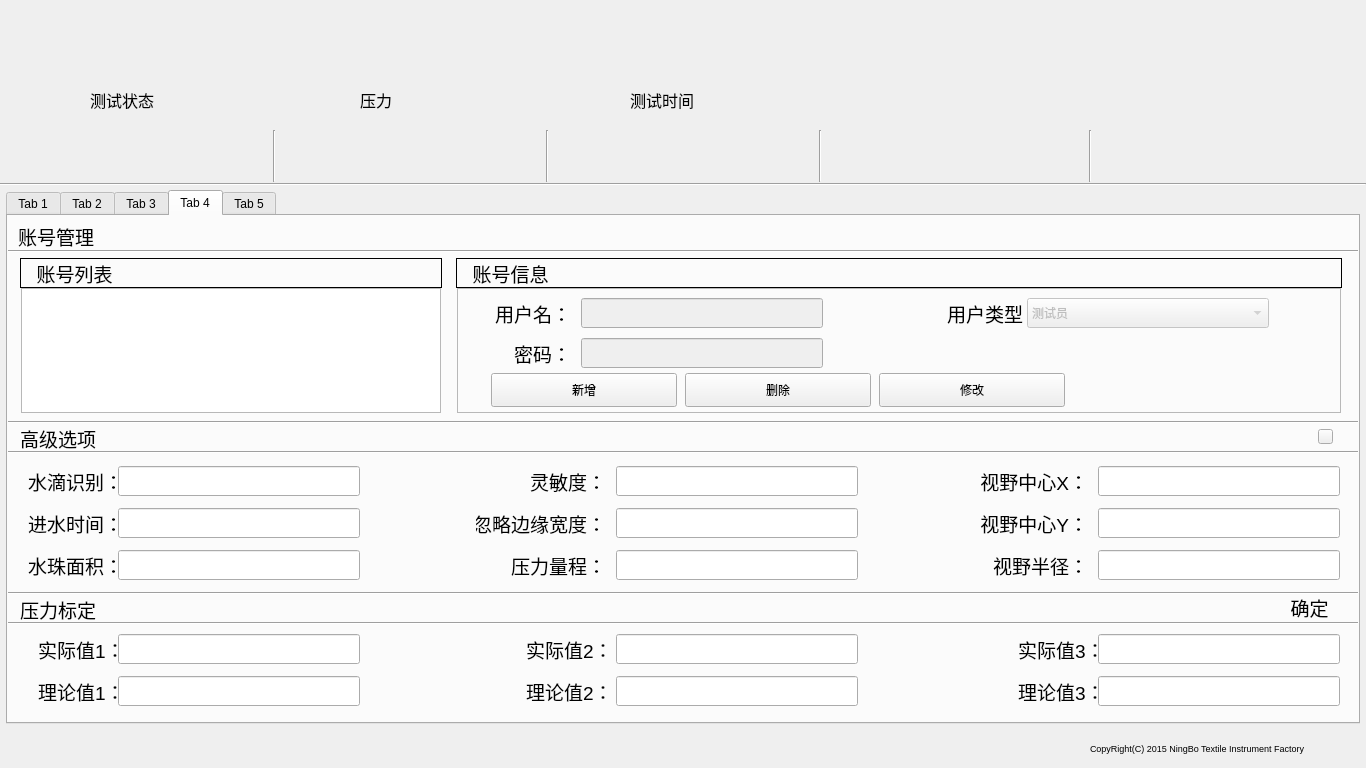
The window that widget.ui (yiyidijiyi/HydroTester_GUI) describes before a commit, drawn with Qt 5.
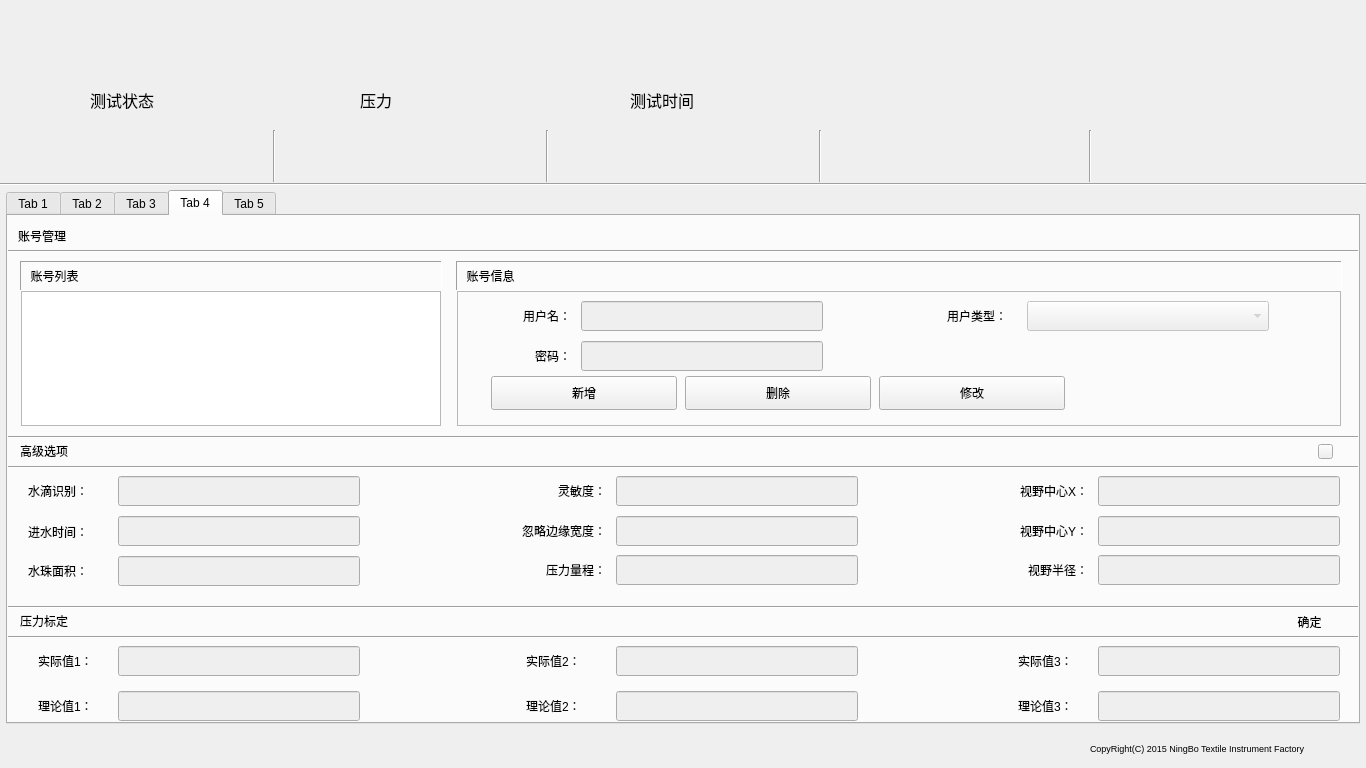
The same window after the commit. The open tabs and pages were chosen to show the change. Icons and pictures are not drawn.

Diff of the .ui file:
```diff
--- a/widget.ui
+++ b/widget.ui
@@ -1776,7 +1776,7 @@
      </property>
      <property name="font">
       <font>
-       <pointsize>14</pointsize>
+       <pointsize>9</pointsize>
       </font>
      </property>
      <property name="text">
@@ -1800,18 +1800,21 @@
      <property name="geometry">
       <rect>
        <x>12</x>
-       <y>42</y>
+       <y>45</y>
        <width>422</width>
        <height>30</height>
       </rect>
      </property>
      <property name="font">
       <font>
-       <pointsize>14</pointsize>
+       <pointsize>9</pointsize>
       </font>
      </property>
      <property name="frameShape">
-      <enum>QFrame::Box</enum>
+      <enum>QFrame::Panel</enum>
+     </property>
+     <property name="frameShadow">
+      <enum>QFrame::Sunken</enum>
      </property>
      <property name="text">
       <string>  账号列表</string>
@@ -1821,7 +1824,7 @@
      <property name="geometry">
       <rect>
        <x>448</x>
-       <y>42</y>
+       <y>45</y>
        <width>886</width>
        <height>30</height>
       </rect>
@@ -1840,11 +1843,14 @@
      </property>
      <property name="font">
       <font>
-       <pointsize>14</pointsize>
+       <pointsize>9</pointsize>
       </font>
      </property>
      <property name="frameShape">
-      <enum>QFrame::Box</enum>
+      <enum>QFrame::Panel</enum>
+     </property>
+     <property name="frameShadow">
+      <enum>QFrame::Sunken</enum>
      </property>
      <property name="lineWidth">
       <number>1</number>
@@ -1857,9 +1863,9 @@
      <property name="geometry">
       <rect>
        <x>13</x>
-       <y>72</y>
+       <y>75</y>
        <width>420</width>
-       <height>125</height>
+       <height>135</height>
       </rect>
      </property>
      <property name="frameShape">
@@ -1873,9 +1879,9 @@
      <property name="geometry">
       <rect>
        <x>449</x>
-       <y>72</y>
+       <y>75</y>
        <width>884</width>
-       <height>125</height>
+       <height>135</height>
       </rect>
      </property>
      <property name="frameShape">
@@ -1895,7 +1901,7 @@
       </property>
       <property name="font">
        <font>
-        <pointsize>14</pointsize>
+        <pointsize>9</pointsize>
        </font>
       </property>
       <property name="text">
@@ -1916,7 +1922,7 @@
       </property>
       <property name="font">
        <font>
-        <pointsize>14</pointsize>
+        <pointsize>9</pointsize>
        </font>
       </property>
       <property name="text">
@@ -1937,7 +1943,7 @@
       </property>
       <property name="font">
        <font>
-        <pointsize>14</pointsize>
+        <pointsize>9</pointsize>
        </font>
       </property>
       <property name="text">
@@ -2027,28 +2033,13 @@
         <height>0</height>
        </size>
       </property>
-      <item>
-       <property name="text">
-        <string>测试员</string>
-       </property>
-      </item>
-      <item>
-       <property name="text">
-        <string>管理员</string>
-       </property>
-      </item>
-      <item>
-       <property name="text">
-        <string>开发者</string>
-       </property>
-      </item>
      </widget>
     </widget>
     <widget class="Line" name="line_10">
      <property name="geometry">
       <rect>
        <x>0</x>
-       <y>205</y>
+       <y>220</y>
        <width>1354</width>
        <height>3</height>
       </rect>
@@ -2061,7 +2052,7 @@
      <property name="geometry">
       <rect>
        <x>0</x>
-       <y>235</y>
+       <y>250</y>
        <width>1354</width>
        <height>3</height>
       </rect>
@@ -2074,14 +2065,14 @@
      <property name="geometry">
       <rect>
        <x>12</x>
-       <y>207</y>
+       <y>220</y>
        <width>80</width>
        <height>30</height>
       </rect>
      </property>
      <property name="font">
       <font>
-       <pointsize>14</pointsize>
+       <pointsize>9</pointsize>
       </font>
      </property>
      <property name="text">
@@ -2092,14 +2083,14 @@
      <property name="geometry">
       <rect>
        <x>20</x>
-       <y>250</y>
+       <y>260</y>
        <width>90</width>
        <height>30</height>
       </rect>
      </property>
      <property name="font">
       <font>
-       <pointsize>14</pointsize>
+       <pointsize>9</pointsize>
       </font>
      </property>
      <property name="text">
@@ -2110,14 +2101,14 @@
      <property name="geometry">
       <rect>
        <x>20</x>
-       <y>292</y>
+       <y>300</y>
        <width>90</width>
        <height>31</height>
       </rect>
      </property>
      <property name="font">
       <font>
-       <pointsize>14</pointsize>
+       <pointsize>9</pointsize>
       </font>
      </property>
      <property name="text">
@@ -2128,14 +2119,14 @@
      <property name="geometry">
       <rect>
        <x>20</x>
-       <y>334</y>
+       <y>340</y>
        <width>90</width>
        <height>30</height>
       </rect>
      </property>
      <property name="font">
       <font>
-       <pointsize>14</pointsize>
+       <pointsize>9</pointsize>
       </font>
      </property>
      <property name="text">
@@ -2146,14 +2137,14 @@
      <property name="geometry">
       <rect>
        <x>468</x>
-       <y>250</y>
+       <y>260</y>
        <width>130</width>
        <height>30</height>
       </rect>
      </property>
      <property name="font">
       <font>
-       <pointsize>14</pointsize>
+       <pointsize>9</pointsize>
       </font>
      </property>
      <property name="text">
@@ -2167,14 +2158,14 @@
      <property name="geometry">
       <rect>
        <x>468</x>
-       <y>292</y>
+       <y>300</y>
        <width>130</width>
        <height>30</height>
       </rect>
      </property>
      <property name="font">
       <font>
-       <pointsize>14</pointsize>
+       <pointsize>9</pointsize>
       </font>
      </property>
      <property name="text">
@@ -2188,14 +2179,14 @@
      <property name="geometry">
       <rect>
        <x>468</x>
-       <y>334</y>
+       <y>339</y>
        <width>130</width>
        <height>30</height>
       </rect>
      </property>
      <property name="font">
       <font>
-       <pointsize>14</pointsize>
+       <pointsize>9</pointsize>
       </font>
      </property>
      <property name="text">
@@ -2209,14 +2200,14 @@
      <property name="geometry">
       <rect>
        <x>970</x>
-       <y>250</y>
+       <y>260</y>
        <width>110</width>
        <height>30</height>
       </rect>
      </property>
      <property name="font">
       <font>
-       <pointsize>14</pointsize>
+       <pointsize>9</pointsize>
       </font>
      </property>
      <property name="text">
@@ -2230,14 +2221,14 @@
      <property name="geometry">
       <rect>
        <x>970</x>
-       <y>292</y>
+       <y>300</y>
        <width>110</width>
        <height>30</height>
       </rect>
      </property>
      <property name="font">
       <font>
-       <pointsize>14</pointsize>
+       <pointsize>9</pointsize>
       </font>
      </property>
      <property name="text">
@@ -2251,14 +2242,14 @@
      <property name="geometry">
       <rect>
        <x>970</x>
-       <y>334</y>
+       <y>339</y>
        <width>110</width>
        <height>30</height>
       </rect>
      </property>
      <property name="font">
       <font>
-       <pointsize>14</pointsize>
+       <pointsize>9</pointsize>
       </font>
      </property>
      <property name="text">
@@ -2269,90 +2260,117 @@
      </property>
     </widget>
     <widget class="QLineEdit" name="lineEdit_dropRec">
+     <property name="enabled">
+      <bool>false</bool>
+     </property>
      <property name="geometry">
       <rect>
        <x>110</x>
-       <y>250</y>
+       <y>260</y>
        <width>242</width>
        <height>30</height>
       </rect>
      </property>
     </widget>
     <widget class="QLineEdit" name="lineEdit_flowInTime">
+     <property name="enabled">
+      <bool>false</bool>
+     </property>
      <property name="geometry">
       <rect>
        <x>110</x>
-       <y>292</y>
+       <y>300</y>
        <width>242</width>
        <height>30</height>
       </rect>
      </property>
     </widget>
     <widget class="QLineEdit" name="lineEdit_dropArea">
+     <property name="enabled">
+      <bool>false</bool>
+     </property>
      <property name="geometry">
       <rect>
        <x>110</x>
-       <y>334</y>
+       <y>340</y>
        <width>242</width>
        <height>30</height>
       </rect>
      </property>
     </widget>
     <widget class="QLineEdit" name="lineEdit_sensitivity">
+     <property name="enabled">
+      <bool>false</bool>
+     </property>
      <property name="geometry">
       <rect>
        <x>608</x>
-       <y>250</y>
+       <y>260</y>
        <width>242</width>
        <height>30</height>
       </rect>
      </property>
     </widget>
     <widget class="QLineEdit" name="lineEdit_ignoreWidth">
+     <property name="enabled">
+      <bool>false</bool>
+     </property>
      <property name="geometry">
       <rect>
        <x>608</x>
-       <y>292</y>
+       <y>300</y>
        <width>242</width>
        <height>30</height>
       </rect>
      </property>
     </widget>
     <widget class="QLineEdit" name="lineEdit_pressureRange">
+     <property name="enabled">
+      <bool>false</bool>
+     </property>
      <property name="geometry">
       <rect>
        <x>608</x>
-       <y>334</y>
+       <y>339</y>
        <width>242</width>
        <height>30</height>
       </rect>
      </property>
     </widget>
     <widget class="QLineEdit" name="lineEdit_centerX">
+     <property name="enabled">
+      <bool>false</bool>
+     </property>
      <property name="geometry">
       <rect>
        <x>1090</x>
-       <y>250</y>
+       <y>260</y>
        <width>242</width>
        <height>30</height>
       </rect>
      </property>
     </widget>
     <widget class="QLineEdit" name="lineEdit_centerY">
+     <property name="enabled">
+      <bool>false</bool>
+     </property>
      <property name="geometry">
       <rect>
        <x>1090</x>
-       <y>292</y>
+       <y>300</y>
        <width>242</width>
        <height>30</height>
       </rect>
      </property>
     </widget>
     <widget class="QLineEdit" name="lineEdit_r">
+     <property name="enabled">
+      <bool>false</bool>
+     </property>
      <property name="geometry">
       <rect>
        <x>1090</x>
-       <y>334</y>
+       <y>339</y>
        <width>242</width>
        <height>30</height>
       </rect>
@@ -2362,7 +2380,7 @@
      <property name="geometry">
       <rect>
        <x>0</x>
-       <y>376</y>
+       <y>390</y>
        <width>1354</width>
        <height>3</height>
       </rect>
@@ -2375,7 +2393,7 @@
      <property name="geometry">
       <rect>
        <x>0</x>
-       <y>406</y>
+       <y>420</y>
        <width>1354</width>
        <height>3</height>
       </rect>
@@ -2388,14 +2406,14 @@
      <property name="geometry">
       <rect>
        <x>12</x>
-       <y>378</y>
+       <y>390</y>
        <width>80</width>
        <height>30</height>
       </rect>
      </property>
      <property name="font">
       <font>
-       <pointsize>14</pointsize>
+       <pointsize>9</pointsize>
       </font>
      </property>
      <property name="text">
@@ -2406,14 +2424,14 @@
      <property name="geometry">
       <rect>
        <x>1260</x>
-       <y>378</y>
+       <y>392</y>
        <width>83</width>
        <height>27</height>
       </rect>
      </property>
      <property name="font">
       <font>
-       <pointsize>14</pointsize>
+       <pointsize>9</pointsize>
       </font>
      </property>
      <property name="text">
@@ -2427,14 +2445,14 @@
      <property name="geometry">
       <rect>
        <x>30</x>
-       <y>418</y>
+       <y>430</y>
        <width>80</width>
        <height>30</height>
       </rect>
      </property>
      <property name="font">
       <font>
-       <pointsize>14</pointsize>
+       <pointsize>9</pointsize>
       </font>
      </property>
      <property name="text">
@@ -2445,14 +2463,14 @@
      <property name="geometry">
       <rect>
        <x>30</x>
-       <y>460</y>
+       <y>475</y>
        <width>80</width>
        <height>30</height>
       </rect>
      </property>
      <property name="font">
       <font>
-       <pointsize>14</pointsize>
+       <pointsize>9</pointsize>
       </font>
      </property>
      <property name="text">
@@ -2463,14 +2481,14 @@
      <property name="geometry">
       <rect>
        <x>518</x>
-       <y>418</y>
+       <y>430</y>
        <width>80</width>
        <height>30</height>
       </rect>
      </property>
      <property name="font">
       <font>
-       <pointsize>14</pointsize>
+       <pointsize>9</pointsize>
       </font>
      </property>
      <property name="text">
@@ -2481,14 +2499,14 @@
      <property name="geometry">
       <rect>
        <x>1010</x>
-       <y>418</y>
+       <y>430</y>
        <width>80</width>
        <height>30</height>
       </rect>
      </property>
      <property name="font">
       <font>
-       <pointsize>14</pointsize>
+       <pointsize>9</pointsize>
       </font>
      </property>
      <property name="text">
@@ -2499,14 +2517,14 @@
      <property name="geometry">
       <rect>
        <x>518</x>
-       <y>460</y>
+       <y>475</y>
        <width>80</width>
        <height>30</height>
       </rect>
      </property>
      <property name="font">
       <font>
-       <pointsize>14</pointsize>
+       <pointsize>9</pointsize>
       </font>
      </property>
      <property name="text">
@@ -2517,14 +2535,14 @@
      <property name="geometry">
       <rect>
        <x>1010</x>
-       <y>460</y>
+       <y>475</y>
        <width>80</width>
        <height>30</height>
       </rect>
      </property>
      <property name="font">
       <font>
-       <pointsize>14</pointsize>
+       <pointsize>9</pointsize>
       </font>
      </property>
      <property name="text">
@@ -2532,60 +2550,78 @@
      </property>
     </widget>
     <widget class="QLineEdit" name="lineEdit_actual1">
+     <property name="enabled">
+      <bool>false</bool>
+     </property>
      <property name="geometry">
       <rect>
        <x>110</x>
-       <y>418</y>
+       <y>430</y>
        <width>242</width>
        <height>30</height>
       </rect>
      </property>
     </widget>
     <widget class="QLineEdit" name="lineEdit_theory1">
+     <property name="enabled">
+      <bool>false</bool>
+     </property>
      <property name="geometry">
       <rect>
        <x>110</x>
-       <y>460</y>
+       <y>475</y>
        <width>242</width>
        <height>30</height>
       </rect>
      </property>
     </widget>
     <widget class="QLineEdit" name="lineEdit_actual2">
+     <property name="enabled">
+      <bool>false</bool>
+     </property>
      <property name="geometry">
       <rect>
        <x>608</x>
-       <y>418</y>
+       <y>430</y>
        <width>242</width>
        <height>30</height>
       </rect>
      </property>
     </widget>
     <widget class="QLineEdit" name="lineEdit_theory2">
+     <property name="enabled">
+      <bool>false</bool>
+     </property>
      <property name="geometry">
       <rect>
        <x>608</x>
-       <y>460</y>
+       <y>475</y>
        <width>242</width>
        <height>30</height>
       </rect>
      </property>
     </widget>
     <widget class="QLineEdit" name="lineEdit_actual3">
+     <property name="enabled">
+      <bool>false</bool>
+     </property>
      <property name="geometry">
       <rect>
        <x>1090</x>
-       <y>418</y>
+       <y>430</y>
        <width>242</width>
        <height>30</height>
       </rect>
      </property>
     </widget>
     <widget class="QLineEdit" name="lineEdit_theory3">
+     <property name="enabled">
+      <bool>false</bool>
+     </property>
      <property name="geometry">
       <rect>
        <x>1090</x>
-       <y>460</y>
+       <y>475</y>
        <width>242</width>
        <height>30</height>
       </rect>
@@ -2595,7 +2631,7 @@
      <property name="geometry">
       <rect>
        <x>1310</x>
-       <y>50</y>
+       <y>53</y>
        <width>15</width>
        <height>15</height>
       </rect>
@@ -2615,7 +2651,7 @@
      <property name="geometry">
       <rect>
        <x>1310</x>
-       <y>213</y>
+       <y>228</y>
        <width>15</width>
        <height>15</height>
       </rect>
```
Left out of the diff: 126 changed lines with no effect on the pictures.
